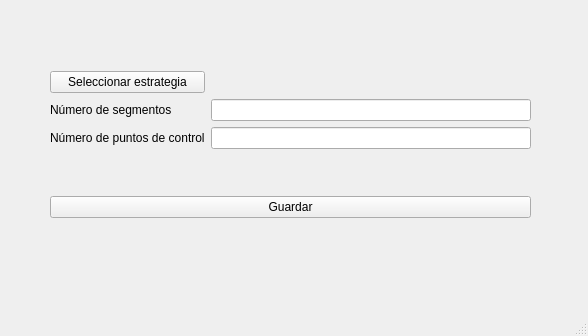
Old version of the form src/widgets/mainwindow.ui in the repository UCM-237/PprzGCS.
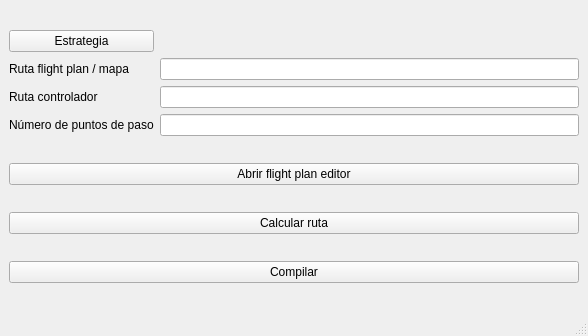
New version of the form.

Commit message: GCS actualizado con compilacion editor y optimizacion

```diff
--- a/src/widgets/mainwindow.ui
+++ b/src/widgets/mainwindow.ui
@@ -14,56 +14,74 @@
    <string>MainWindow</string>
   </property>
   <widget class="QWidget" name="centralwidget">
-   <widget class="QWidget" name="">
-    <property name="geometry">
-     <rect>
-      <x>50</x>
-      <y>30</y>
-      <width>481</width>
-      <height>231</height>
-     </rect>
-    </property>
+   <layout class="QVBoxLayout" name="verticalLayout_2">
+    <item>
     <layout class="QVBoxLayout" name="verticalLayout">
      <item>
       <layout class="QGridLayout" name="gridLayout">
+        <item row="2" column="1">
+         <widget class="QLineEdit" name="label_controlador"/>
+        </item>
+        <item row="2" column="0">
+         <widget class="QLabel" name="label">
+          <property name="text">
+           <string>Ruta controlador</string>
+          </property>
+         </widget>
+        </item>
        <item row="1" column="0">
         <widget class="QLabel" name="label_2">
          <property name="text">
-          <string>Número de segmentos</string>
+           <string>Ruta flight plan / mapa</string>
          </property>
         </widget>
        </item>
        <item row="1" column="1">
-        <widget class="QLineEdit" name="label1"/>
-       </item>
-       <item row="2" column="0">
-        <widget class="QLabel" name="label">
+         <widget class="QLineEdit" name="label_mapa"/>
+        </item>
+        <item row="3" column="0">
+         <widget class="QLabel" name="label_3">
          <property name="text">
-          <string>Número de puntos de control</string>
+           <string>Número de puntos de paso</string>
          </property>
         </widget>
        </item>
-       <item row="2" column="1">
-        <widget class="QLineEdit" name="label2"/>
-       </item>
        <item row="0" column="0">
         <widget class="QPushButton" name="button1">
          <property name="text">
-          <string>Seleccionar estrategia</string>
+           <string>Estrategia</string>
          </property>
         </widget>
        </item>
-      </layout>
-     </item>
+        <item row="3" column="1">
+         <widget class="QLineEdit" name="label_Puntos_paso"/>
+        </item>
+       </layout>
+      </item>
+     </layout>
+    </item>
      <item>
-      <widget class="QPushButton" name="button2">
+     <widget class="QPushButton" name="button_editor">
        <property name="text">
-        <string>Guardar</string>
+       <string>Abrir flight plan editor</string>
        </property>
       </widget>
      </item>
-    </layout>
-   </widget>
+    <item>
+     <widget class="QPushButton" name="button_optimizacion">
+      <property name="text">
+       <string>Calcular ruta</string>
+      </property>
+     </widget>
+    </item>
+    <item>
+     <widget class="QPushButton" name="button_compilacion">
+      <property name="text">
+       <string>Compilar</string>
+      </property>
+     </widget>
+    </item>
+   </layout>
   </widget>
   <widget class="QMenuBar" name="menubar">
    <property name="geometry">
```
Left out of the diff: 2 changed lines with no effect on the pictures. Lines whose indentation alone changed are shown as unchanged. The commit also changes 8 other files.
